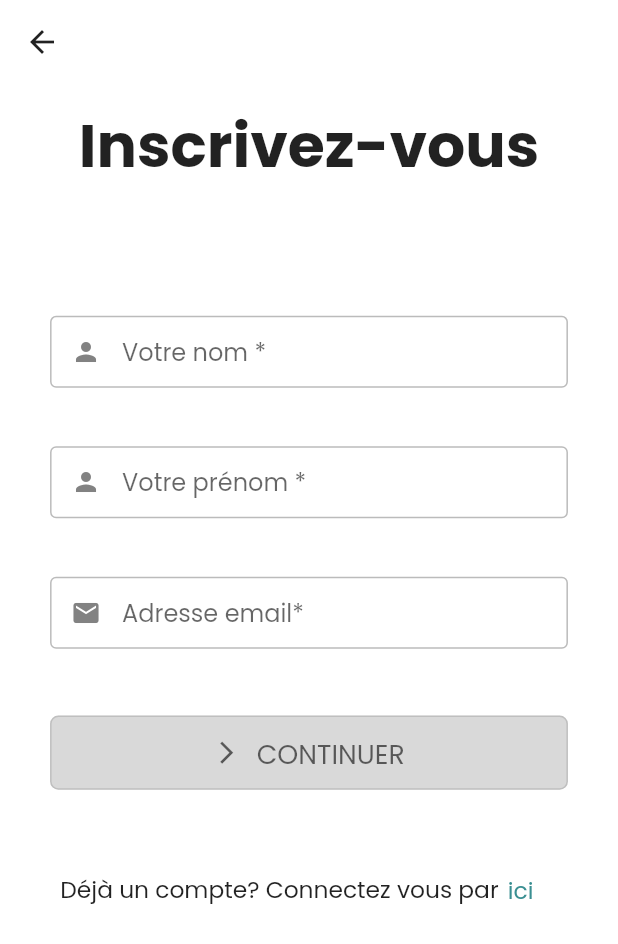
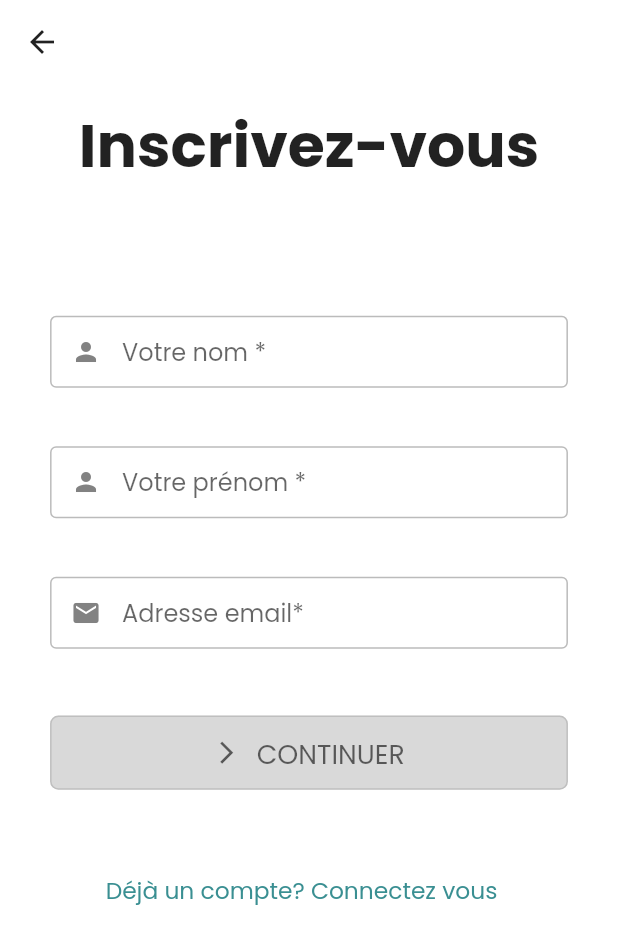
Before and after one commit to faciy/africa-mo, a Flutter app: the RegisterStep1Page screen opened directly, on a phone screen of 412 x 824 dp. Shown: the top 944 px of the screen. Run offline on Flutter 3.47's test engine with Material 2 defaults, Android fonts, the light colour scheme and no system bars; drawn by our look-alikes of flutter_form_builder; our stand-ins replace animated_splash_screen, another_flushbar, cached_network_image, connectivity_plus, flutter_riverpod, flutter_svg and 14 more; missing offline and left inert: address_search_field, form_builder_file_picker, google_maps_flutter_android, google_maps_flutter_platform_interface, google_place, kkiapay_flutter_sdk; accounts and stored records are empty; project files that could hold a hidden picture were left out.

Commit message:
Correction debordement texte page inscription

```diff
--- a/lib/templates/security/registration/register_step1_page.dart
+++ b/lib/templates/security/registration/register_step1_page.dart
@@ -6,7 +6,6 @@ import 'package:innovimmobilier/commons/animations/delayed_animation.dart';
 import 'package:innovimmobilier/commons/custom_btn_loader.dart';
 import 'package:innovimmobilier/commons/show_custom_snack_bar.dart';
 import 'package:innovimmobilier/commons/widgets/app_big_text.dart';
-import 'package:innovimmobilier/commons/widgets/app_small_text.dart';
 import 'package:innovimmobilier/commons/widgets/buttons/app_buttons_widget.dart';
 import 'package:innovimmobilier/commons/widgets/buttons/app_link_widget.dart';
 import 'package:innovimmobilier/commons/widgets/inputs/app_text_field.dart';
@@ -251,10 +250,6 @@ class _RegisterStep1PageState extends State<RegisterStep1Page> {
                       child: Row(
                         mainAxisAlignment: MainAxisAlignment.center,
                         children: [
-                          AppSmallText(
-                            text: "Déjà un compte? Connectez vous par",
-                            size: AppDimensions.font14,
-                          ),
                           Transform.translate(
                             offset: const Offset(-5, 0),
                             child: AppLinkWidget(
@@ -263,7 +258,7 @@ class _RegisterStep1PageState extends State<RegisterStep1Page> {
                                       isHome: true,
                                     ));
                               },
-                              text: "ici",
+                              text: "Déjà un compte? Connectez vous",
                               size: AppDimensions.font14,
                             ),
                           ),
```
Also changed, not shown: 1 other file.
